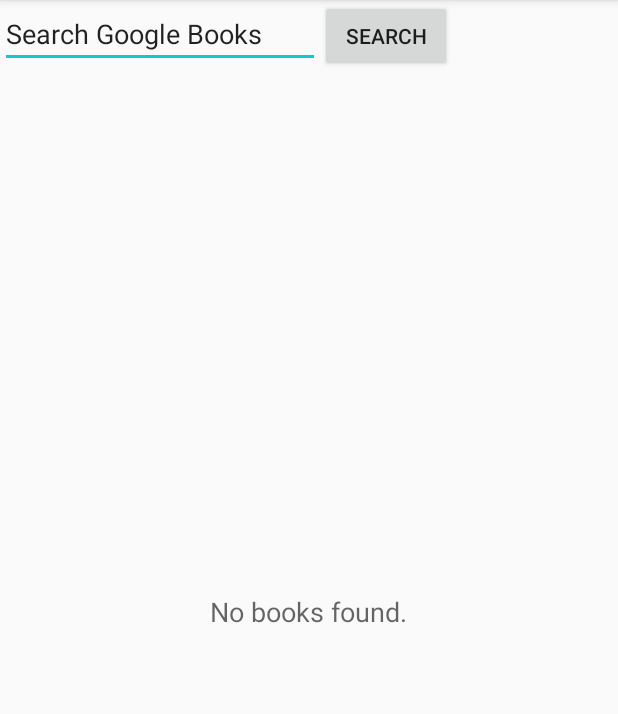
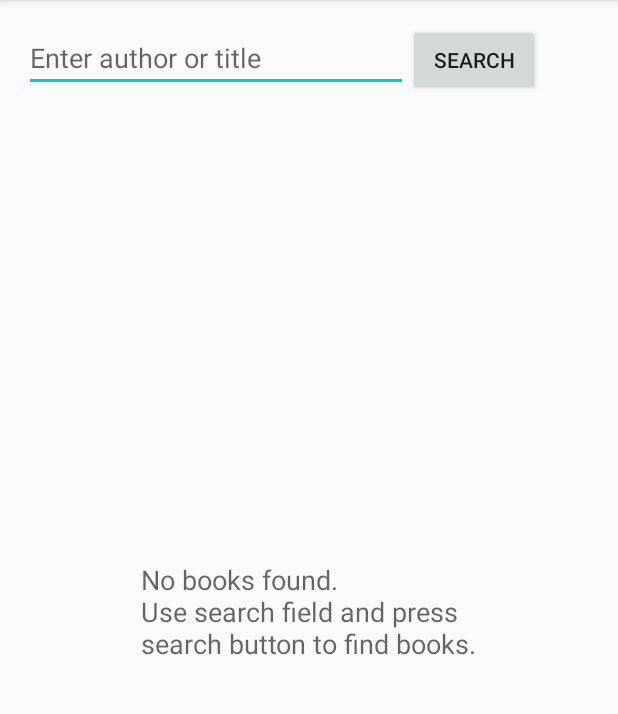
Before and after one commit to bmacaw/BookListingApp, an Android app: the screen it shows after launch (BookQuestActivity), on a phone screen of 412 x 824 dp, the part 84-798 px from its top. Run offline under Robolectric (Android 15) with nearby library versions, the phone set to English and light mode, and no system bars.

Commit message:
Final Commit

```diff
--- a/app/src/main/java/com/example/android/booklistingapp/BookQuestActivity.java
+++ b/app/src/main/java/com/example/android/booklistingapp/BookQuestActivity.java
@@ -1,6 +1,5 @@
 package com.example.android.booklistingapp;
 
-import android.app.Activity;
 import android.app.LoaderManager;
 import android.app.LoaderManager.LoaderCallbacks;
 import android.content.Context;
@@ -11,8 +10,6 @@ import android.os.Bundle;
 import android.support.v7.app.AppCompatActivity;
 import android.util.Log;
 import android.view.View;
-import android.view.inputmethod.InputMethodManager;
-import android.widget.ArrayAdapter;
 import android.widget.Button;
 import android.widget.EditText;
 import android.widget.ListView;
@@ -24,7 +21,6 @@ import java.util.List;
 
 
 public class BookQuestActivity extends AppCompatActivity implements LoaderCallbacks<List<Book>> {
-
 
     /**
      * Constant value for the book loader ID; can choose any integer
@@ -40,21 +36,15 @@ public class BookQuestActivity extends AppCompatActivity implements LoaderCallba
      */
     private TextView mEmptyStateTextView;
 
-    private ArrayList<Book> mBookArrayList;
-    private ArrayAdapter<Book> mBookArrayAdapter;
-
 
     @Override
     protected void onCreate(Bundle savedInstanceState) {
+
         super.onCreate(savedInstanceState);
         setContentView(R.layout.activity_book_quest);
 
         // Find a reference to the {@link ListView} in the layout
         final ListView bookListView = (ListView) findViewById(R.id.list);
-
-        // Set the TextView to empty before user search.
-        mEmptyStateTextView = (TextView) findViewById(R.id.empty_view);
-        bookListView.setEmptyView(mEmptyStateTextView);
 
         // Create a new adapter that takes an empty list of books as input
         mAdapter = new BookAdapter(this, new ArrayList<Book>());
@@ -63,61 +53,17 @@ public class BookQuestActivity extends AppCompatActivity implements LoaderCallba
         // so the list can be populated in the user interface
         bookListView.setAdapter(mAdapter);
 
-        // TODO This code replaces previous line and needs to be fixed
 
-        /*if (mBookArrayList.size() == 0) {
-            bookListView.setEmptyView(mEmptyStateTextView);
-        } else {
-            bookListView.setAdapter(mAdapter);
-        }*/
+        // TextView to signify no books found based on search
+        mEmptyStateTextView = (TextView) findViewById(R.id.empty_view);
+        bookListView.setEmptyView(mEmptyStateTextView);
 
-        // Set a log message for the OnCreate method.
-        Log.i("On Create", "On Create");
-
-        // Get a reference to the ConnectivityManager to check state of network connectivity
-        ConnectivityManager connectivityMgr = (ConnectivityManager) getSystemService(Context.CONNECTIVITY_SERVICE);
-
-        // Get details on the currently active default data network.
-        NetworkInfo activeNetwork = connectivityMgr.getActiveNetworkInfo();
-
-        if (activeNetwork != null && activeNetwork.isConnected()) {
-
-            // Get a reference to the LoaderManager, in order to interact with loaders.
-            LoaderManager loaderManager = getLoaderManager();
-
-            // Initialize the loader. Pass in the int ID constant defined above and pass in null for
-            // the bundle. Pass in this activity for the LoaderCallbacks parameter (which is valid
-            // because this activity implements the LoaderCallbacks interface).
-            loaderManager.initLoader(BOOK_LOADER_ID, null, BookQuestActivity.this);
-
-            //} else {
-
-            // Otherwise, display error
-            // First, hide loading indicator so error message will be visible.
-            View loadingIndicator = findViewById(R.id.loading_indicator);
-            loadingIndicator.setVisibility(View.GONE);
-
-            // Update empty state with no connection error message.
-            mEmptyStateTextView.setText(R.string.no_internet_connection);
-
-        }
 
         // mSearchEditText is the EditText where the user enters keywords for search.
         final EditText mSearchEditText = (EditText) findViewById(R.id.search_edit_text);
 
-        // TODO create onFocusChangelistener to hide keyboard after search
-        /*mSearchEditText.setOnFocusChangeListener(new View.OnFocusChangeListener() {
-            @Override
-            public void onFocusChange(View view, boolean hasFocus) {
-                if (!hasFocus) {
-                    hideKeyboard(view);
-                }
-            }
-
-        });*/
 
         // mSearchButton is the Button the user clicks to begin search.
-        // TODO perhaps change to search icon
         Button mSearchButton = (Button) findViewById(R.id.search_button);
 
         // Set a click listener on the mSearchButton.
@@ -147,6 +93,34 @@ public class BookQuestActivity extends AppCompatActivity implements LoaderCallba
                 bookListView.setAdapter(mAdapter);
             }
         });
+
+        // Get a reference to the ConnectivityManager to check state of network connectivity
+        ConnectivityManager connectivityMgr = (ConnectivityManager) getSystemService(Context.CONNECTIVITY_SERVICE);
+
+        // Get details on the currently active default data network.
+        NetworkInfo activeNetwork = connectivityMgr.getActiveNetworkInfo();
+
+        if (activeNetwork != null && activeNetwork.isConnected()) {
+
+            // Get a reference to the LoaderManager, in order to interact with loaders.
+            LoaderManager loaderManager = getLoaderManager();
+
+            // Initialize the loader. Pass in the int ID constant defined above and pass in null for
+            // the bundle. Pass in this activity for the LoaderCallbacks parameter (which is valid
+            // because this activity implements the LoaderCallbacks interface).
+            loaderManager.initLoader(BOOK_LOADER_ID, null, BookQuestActivity.this);
+
+        } else {
+
+            // Otherwise, display error
+            // First, hide loading indicator so error message will be visible.
+            View loadingIndicator = findViewById(R.id.loading_indicator);
+            loadingIndicator.setVisibility(View.GONE);
+
+            // Update empty state with no connection error message.
+            mEmptyStateTextView.setText(R.string.no_internet_connection);
+
+        }
     }
 
     /**
@@ -192,14 +166,14 @@ public class BookQuestActivity extends AppCompatActivity implements LoaderCallba
         View loadingIndicator = findViewById(R.id.loading_indicator);
         loadingIndicator.setVisibility(View.GONE);
 
-        // Set empty state text to display "No books found."
+        // Set empty state text to prompt user for search
         mEmptyStateTextView.setText(R.string.no_books_found);
 
         // Clear the adapter of previous book data
         mAdapter.clear();
 
         // If there is a valid list of {@link Book}s, then add them to the adapters
-        // data s et. This will trigger the ListView to update.
+        // data set. This will trigger the ListView to update.
         if (books != null && !books.isEmpty()) {
             mAdapter.addAll(books);
         }
@@ -212,8 +186,4 @@ public class BookQuestActivity extends AppCompatActivity implements LoaderCallba
         mAdapter.clear();
     }
 
-    /*public void hideKeyboard(View view) {
-        InputMethodManager inputMethodManager = (InputMethodManager) getSystemService(Activity.INPUT_METHOD_SERVICE);
-        inputMethodManager.hideSoftInputFromInputMethod(view.getWindowToken(), 0);
-    }*/
 }
--- a/app/src/main/res/layout/activity_book_quest.xml
+++ b/app/src/main/res/layout/activity_book_quest.xml
@@ -5,6 +5,7 @@
     android:layout_width="match_parent"
     android:layout_height="match_parent"
     android:orientation="vertical"
+    android:padding="16dp"
     tools:context="com.example.android.booklistingapp.BookQuestActivity">
 
     <LinearLayout
@@ -16,10 +17,9 @@
             android:id="@+id/search_edit_text"
             android:layout_width="wrap_content"
             android:layout_height="wrap_content"
-            android:ems="10"
+            android:ems="12"
             android:hint="@string/search_hint"
-            android:inputType="textPersonName"
-            android:text="@string/search_title" />
+            android:inputType="textPersonName" />
 
         <Button
             android:id="@+id/search_button"
@@ -46,6 +46,7 @@
             android:layout_width="wrap_content"
             android:layout_height="wrap_content"
             android:layout_centerInParent="true"
+            android:text="@string/no_books_found"
             android:textAppearance="?android:textAppearanceMedium" />
 
         <ProgressBar
--- a/app/src/main/res/layout/book_list_item.xml
+++ b/app/src/main/res/layout/book_list_item.xml
@@ -1,9 +1,9 @@
 <?xml version="1.0" encoding="utf-8"?>
 <LinearLayout xmlns:android="http://schemas.android.com/apk/res/android"
     xmlns:tools="http://schemas.android.com/tools"
-    android:orientation="horizontal"
     android:layout_width="match_parent"
     android:layout_height="match_parent"
+    android:orientation="horizontal"
     android:padding="16dp">
 
     <LinearLayout
@@ -24,7 +24,7 @@
             android:textAllCaps="false"
             android:textColor="@color/textColorBookTitle"
             android:textSize="16sp"
-            tools:text="Learning Android: Develop Mobile Apps Using Java and Eclipse"/>
+            tools:text="Learning Android: Develop Mobile Apps Using Java and Eclipse" />
 
         <TextView
             android:id="@+id/authors_text_view"
@@ -33,7 +33,7 @@
             android:maxLines="1"
             android:textColor="@color/textColorBookAuthor"
             android:textSize="12sp"
-            tools:text="By Marko Gargenta, Masumi Nakamura"/>
+            tools:text="By Marko Gargenta, Masumi Nakamura" />
 
     </LinearLayout>
 </LinearLayout>
--- a/app/src/main/res/values/strings.xml
+++ b/app/src/main/res/values/strings.xml
@@ -1,27 +1,17 @@
 <resources>
     <string name="app_name">BookQuest</string>
 
-    !-- Text to display in the list when there are no books found [CHAR LIMIT=NONE] -->
-    <string name="no_books_found">No books found.</string>
-
-    <!-- Required label for searchable which is app name -->
-    <string name="app_label">Search Book Quest</string>
-
-    <!-- Required label for searchable which is app name -->
-    <string name="search_title">Search Google Books</string>
+    !-- Text to display in the list when there are no books found -->
+    <string name="no_books_found">No books found. \nUse search field and press \nsearch button to find books.</string>
 
     <!-- Hint for searchable -->
     <string name="search_hint">Enter author or title</string>
 
-    <string name="hint_search">Enter author or title</string>
-
-    <!-- Error message when there is no internet connectivity [CHAR LIMIT=NONE] -->
-    <string name="no_internet_connection">No internet connection.</string>
+    <!-- Error message when there is no internet connectivity -->
+    <string name="no_internet_connection">No internet connection</string>
 
     <!-- Text for Search Button -->
     <string name="search_button">Search</string>
 
-    <!-- TODO: Remove or change this placeholder text -->
-    <string name="hello_blank_fragment">Hello blank fragment</string>
 
 </resources>
```
Also changed, not shown: app/src/main/java/com/example/android/booklistingapp/QueryUtils.java (+2 -7 lines).
